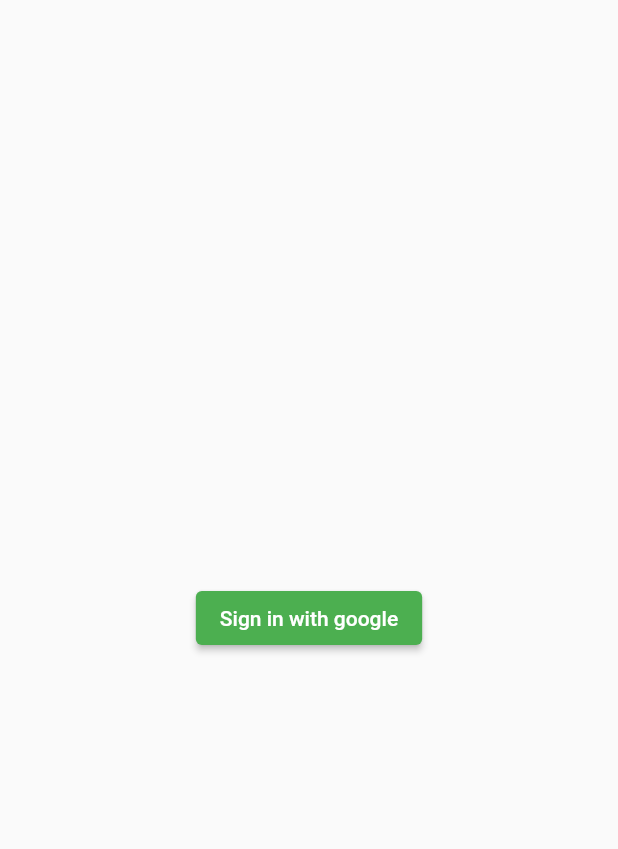
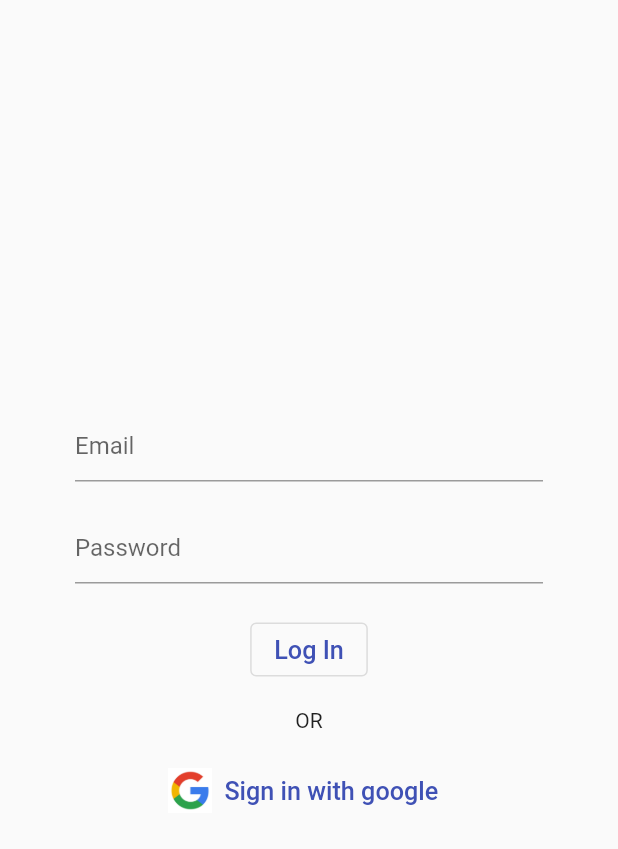
Before and after one commit to mwaseemaw/flutter_firebase_google_signin, a Flutter app: the screen it shows after launch, on a phone screen of 412 x 824 dp. Shown: the top 849 px of the screen. Run offline on Flutter 3.47's test engine with Material 2 defaults, Android fonts, the phone set to English and light mode, and no system bars; our stand-ins replace firebase_auth, firebase_core, google_sign_in; accounts and stored records are empty.

Commit message:
add login UI

```diff
--- a/lib/Pages/logged_in.dart
+++ b/lib/Pages/logged_in.dart
@@ -12,9 +12,9 @@ class LoggedIn extends StatelessWidget {
         child: Column(
           mainAxisAlignment: MainAxisAlignment.center,
           children: [
-            Text("Welcome: ${FirebaseAuth.instance.currentUser!.providerData[0].displayName}",textScaleFactor: 1.3,),
+            Text("Welcome: ${FirebaseAuth.instance.currentUser!.displayName}",textScaleFactor: 1.3,),
             Text("Email: \n"
-                "${FirebaseAuth.instance.currentUser!.providerData[0].email}",textScaleFactor: 1.3,),
+                "${FirebaseAuth.instance.currentUser!.email}",textScaleFactor: 1.3,),
             ElevatedButton(
               onPressed: ()async{
                 var result = await GoogleSignInAuthClass().gSignOut();
--- a/lib/Pages/login_page.dart
+++ b/lib/Pages/login_page.dart
@@ -7,15 +7,40 @@ class LoginPage extends StatelessWidget {
   @override
   Widget build(BuildContext context) {
     return Scaffold(
+
       body: Center(
-        child: ElevatedButton(
+        child: Column(
+          mainAxisAlignment: MainAxisAlignment.center,
+          children: [
+            const Padding(
+              padding: EdgeInsets.symmetric(horizontal: 50),
+              child: TextField(decoration: InputDecoration(hintText: 'Email'),),
+            ),
+            const Padding(
+              padding: EdgeInsets.symmetric(horizontal: 50,vertical: 20),
+              child: TextField(decoration: InputDecoration(hintText: 'Password')),
+            ),
+            OutlinedButton(onPressed: (){}, child:const Text('Log In',textScaleFactor: 1.2,)),
+            const Padding(
+              padding:  EdgeInsets.symmetric(vertical: 15),
+              child: Text('OR'),
+            ),
+            Row(
+              mainAxisSize: MainAxisSize.min,
+              children: [
+                Image.asset('lib/Assets/google.jpg',height: 30,),
+                TextButton(
                   onPressed: ()async{
                     User? result = await GoogleSignInAuthClass().gSignIn();
                     result != null ?
                     Navigator.pushAndRemoveUntil(context, MaterialPageRoute(builder: (_)=>LoggedIn()), (route) => false)
                         : print(result);
                   },
-          child: const Text('Sign in with google'),
+                  child: const Text('Sign in with google',textScaleFactor: 1.2,),
+                ),
+              ],
+            ),
+          ],
         ),
       ),
     );
--- a/lib/main.dart
+++ b/lib/main.dart
@@ -18,7 +18,7 @@ class MyApp extends StatelessWidget {
     return MaterialApp(
       title: 'Flutter Demo',
       theme: ThemeData(
-        primarySwatch: Colors.green,
+        primarySwatch: Colors.indigo,
       ),
       home: LoginPage(),
     );
--- a/pubspec.yaml
+++ b/pubspec.yaml
@@ -61,9 +61,9 @@ flutter:
   uses-material-design: true
 
   # To add assets to your application, add an assets section, like this:
-  # assets:
-  #   - images/a_dot_burr.jpeg
-  #   - images/a_dot_ham.jpeg
+  assets:
+    - lib/Assets/
+
 
   # An image asset can refer to one or more resolution-specific "variants", see
   # https://flutter.dev/assets-and-images/#resolution-aware
```
Also changed, not shown: lib/Assets/google.jpg (added), lib/firebase_options.dart (added). Lines whose indentation alone changed are shown as unchanged.
